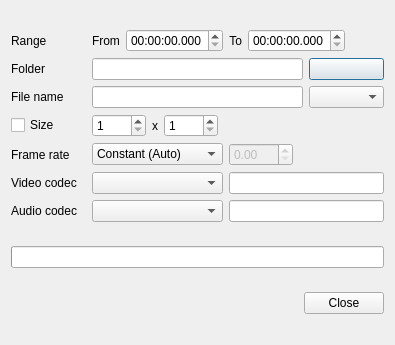
First picture: the form in src/bomi/ui/encoderdialog.ui, repository bylee20/bomi, before the edit.
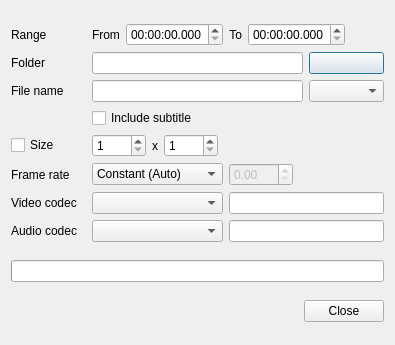
Second picture: the form after the edit. Custom widgets are drawn as their Qt base class.

Commit message: add subtitle support for video clip

The edit to the form file:
```diff
--- a/src/bomi/ui/encoderdialog.ui
+++ b/src/bomi/ui/encoderdialog.ui
@@ -108,6 +108,20 @@
       <widget class="QComboBox" name="ext"/>
      </item>
      <item row="3" column="1" colspan="3">
+      <widget class="QCheckBox" name="subtitle">
+       <property name="text">
+        <string>Include subtitle</string>
+       </property>
+      </widget>
+     </item>
+     <item row="4" column="0">
+      <widget class="QCheckBox" name="size">
+       <property name="text">
+        <string>Size</string>
+       </property>
+      </widget>
+     </item>
+     <item row="4" column="1" colspan="3">
       <layout class="QHBoxLayout" name="horizontalLayout">
        <item>
         <widget class="QSpinBox" name="width">
@@ -151,14 +165,14 @@
        </item>
       </layout>
      </item>
-     <item row="4" column="0">
+     <item row="5" column="0">
       <widget class="QLabel" name="label_7">
        <property name="text">
         <string>Frame rate</string>
        </property>
       </widget>
      </item>
-     <item row="4" column="1">
+     <item row="5" column="1">
       <widget class="QComboBox" name="fps">
        <item>
         <property name="text">
@@ -177,7 +191,7 @@
        </item>
       </widget>
      </item>
-     <item row="4" column="2" colspan="2">
+     <item row="5" column="2" colspan="2">
       <layout class="QHBoxLayout" name="horizontalLayout_2">
        <item>
         <widget class="QDoubleSpinBox" name="fps_value">
@@ -204,39 +218,32 @@
        </item>
       </layout>
      </item>
-     <item row="5" column="0">
+     <item row="6" column="0">
       <widget class="QLabel" name="label_3">
        <property name="text">
         <string>Video codec</string>
        </property>
       </widget>
      </item>
-     <item row="5" column="1">
+     <item row="6" column="1">
       <widget class="QComboBox" name="vc"/>
      </item>
-     <item row="5" column="2" colspan="2">
+     <item row="6" column="2" colspan="2">
       <widget class="QLineEdit" name="vcopts"/>
      </item>
-     <item row="6" column="0">
+     <item row="7" column="0">
       <widget class="QLabel" name="label_4">
        <property name="text">
         <string>Audio codec</string>
        </property>
       </widget>
      </item>
-     <item row="6" column="1">
+     <item row="7" column="1">
       <widget class="QComboBox" name="ac"/>
      </item>
-     <item row="6" column="2" colspan="2">
+     <item row="7" column="2" colspan="2">
       <widget class="QLineEdit" name="acopts"/>
      </item>
-     <item row="3" column="0">
-      <widget class="QCheckBox" name="size">
-       <property name="text">
-        <string>Size</string>
-       </property>
-      </widget>
-     </item>
     </layout>
    </item>
    <item>
```
The commit also changes 6 other files.
